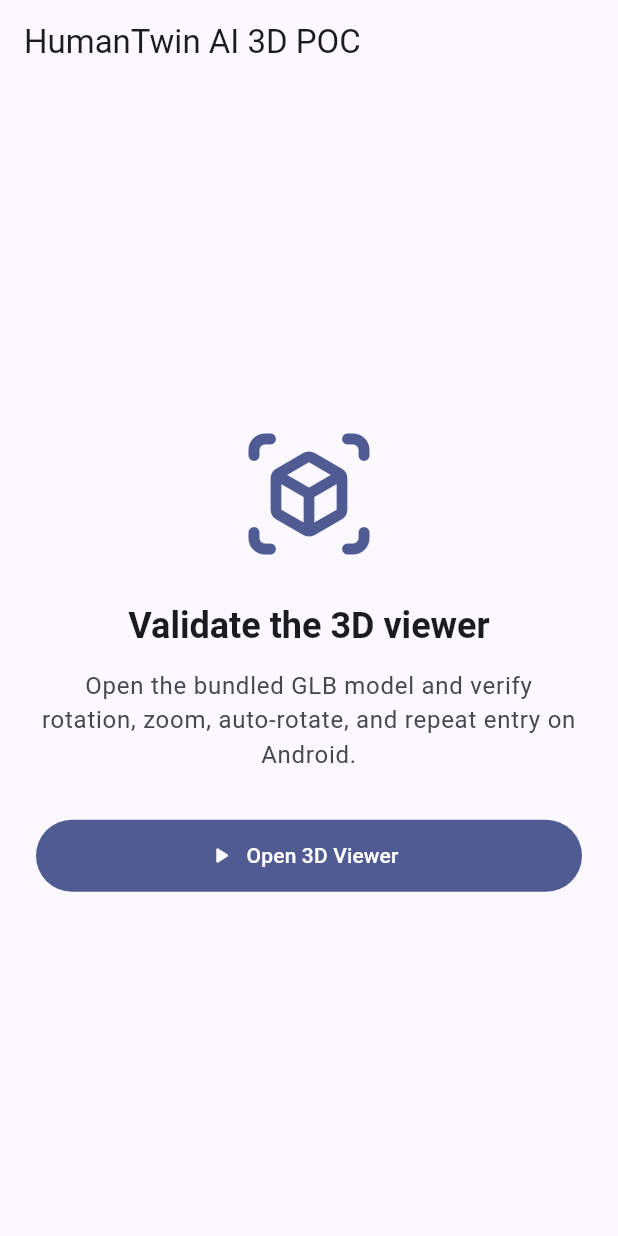
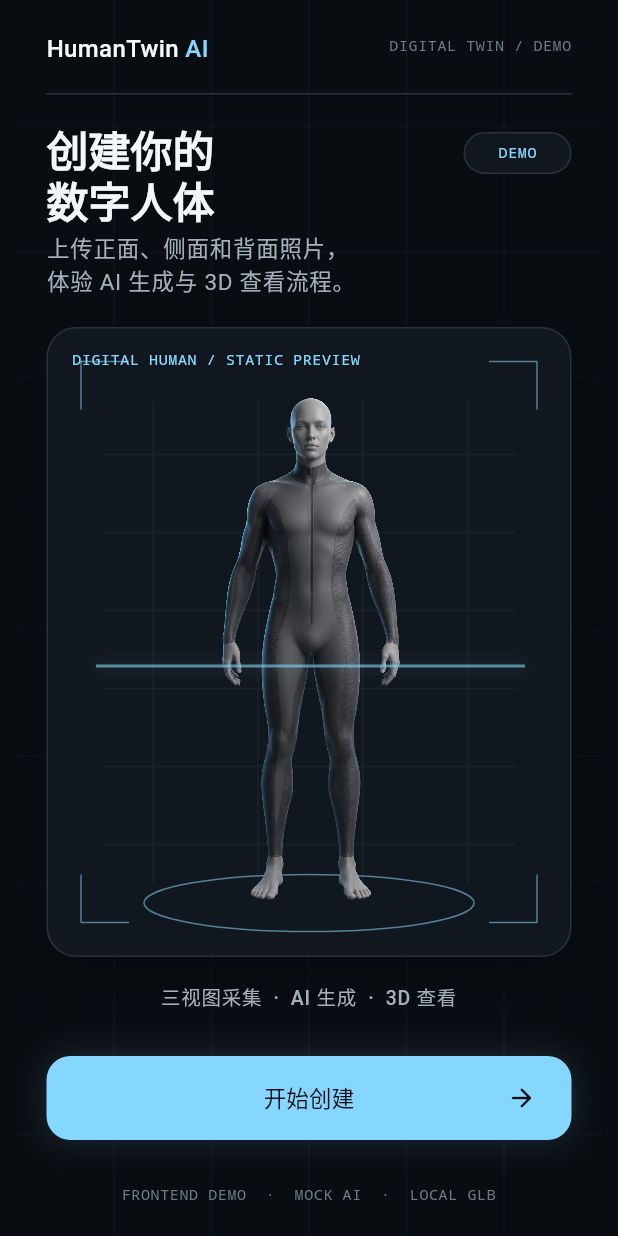
Before and after one commit to HumanTwinAI-123/HumanTwin-AI, a Flutter app: the screen it shows after launch, on a phone screen of 412 x 824 dp. Run offline on Flutter 3.47's test engine with Material 3 defaults, Android fonts, the phone set to English and light mode, and no system bars; our stand-ins replace flutter_riverpod, go_router; missing offline and left inert: model_viewer_plus.

Commit message:
feat: deliver Day 2 home shell

```diff
--- /dev/null
+++ b/lib/app/app.dart
@@ -0,0 +1,40 @@
+import 'package:flutter/material.dart';
+import 'package:go_router/go_router.dart';
+
+import '../features/capture/photo_guide_screen.dart';
+import '../features/home/home_screen.dart';
+import 'theme/app_theme.dart';
+
+GoRouter createAppRouter() {
+  return GoRouter(
+    routes: <RouteBase>[
+      GoRoute(
+        path: '/',
+        builder: (BuildContext context, GoRouterState state) =>
+            const HomeScreen(),
+      ),
+      GoRoute(
+        path: '/photo-guide',
+        builder: (BuildContext context, GoRouterState state) =>
+            const PhotoGuideScreen(),
+      ),
+    ],
+  );
+}
+
+class HumanTwinApp extends StatelessWidget {
+  HumanTwinApp({super.key, GoRouter? router})
+    : router = router ?? createAppRouter();
+
+  final GoRouter router;
+
+  @override
+  Widget build(BuildContext context) {
+    return MaterialApp.router(
+      title: 'HumanTwin AI',
+      debugShowCheckedModeBanner: false,
+      theme: AppTheme.dark,
+      routerConfig: router,
+    );
+  }
+}
--- /dev/null
+++ b/lib/app/theme/app_theme.dart
@@ -0,0 +1,101 @@
+import 'package:flutter/material.dart';
+
+abstract final class AppColors {
+  static const Color background = Color(0xFF090D12);
+  static const Color surface1 = Color(0xFF11171E);
+  static const Color surface2 = Color(0xFF171F28);
+  static const Color borderSubtle = Color(0xFF29333E);
+  static const Color accentPrimary = Color(0xFF86D7FF);
+  static const Color accentPressed = Color(0xFF68C8F5);
+  static const Color textPrimary = Color(0xFFF4F7FA);
+  static const Color textSecondary = Color(0xFFA3AFBC);
+  static const Color textTertiary = Color(0xFF6F7B87);
+  static const Color success = Color(0xFF7ED6B4);
+  static const Color error = Color(0xFFFF8D8D);
+}
+
+abstract final class AppSpacing {
+  static const double xs = 4;
+  static const double sm = 8;
+  static const double md = 12;
+  static const double lg = 16;
+  static const double page = 20;
+  static const double xl = 24;
+  static const double xxl = 32;
+}
+
+abstract final class AppRadii {
+  static const double small = 12;
+  static const double medium = 16;
+  static const double large = 20;
+  static const double full = 999;
+}
+
+abstract final class AppTheme {
+  static ThemeData get dark {
+    const ColorScheme scheme = ColorScheme.dark(
+      primary: AppColors.accentPrimary,
+      onPrimary: AppColors.background,
+      secondary: AppColors.accentPrimary,
+      onSecondary: AppColors.background,
+      error: AppColors.error,
+      onError: AppColors.background,
+      surface: AppColors.surface1,
+      onSurface: AppColors.textPrimary,
+      onSurfaceVariant: AppColors.textSecondary,
+      outline: AppColors.borderSubtle,
+    );
+
+    return ThemeData(
+      useMaterial3: true,
+      brightness: Brightness.dark,
+      colorScheme: scheme,
+      scaffoldBackgroundColor: AppColors.background,
+      splashFactory: InkSparkle.splashFactory,
+      textTheme: const TextTheme(
+        headlineMedium: TextStyle(
+          color: AppColors.textPrimary,
+          fontSize: 28,
+          height: 34 / 28,
+          fontWeight: FontWeight.w600,
+        ),
+        titleLarge: TextStyle(
+          color: AppColors.textPrimary,
+          fontSize: 22,
+          height: 28 / 22,
+          fontWeight: FontWeight.w600,
+        ),
+        titleMedium: TextStyle(
+          color: AppColors.textPrimary,
+          fontSize: 18,
+          height: 24 / 18,
+          fontWeight: FontWeight.w600,
+        ),
+        bodyLarge: TextStyle(
+          color: AppColors.textSecondary,
+          fontSize: 15,
+          height: 22 / 15,
+          fontWeight: FontWeight.w400,
+        ),
+        labelLarge: TextStyle(
+          color: AppColors.textPrimary,
+          fontSize: 15,
+          height: 22 / 15,
+          fontWeight: FontWeight.w500,
+        ),
+        labelMedium: TextStyle(
+          color: AppColors.textSecondary,
+          fontSize: 13,
+          height: 18 / 13,
+          fontWeight: FontWeight.w500,
+        ),
+        bodySmall: TextStyle(
+          color: AppColors.textTertiary,
+          fontSize: 12,
+          height: 16 / 12,
+          fontWeight: FontWeight.w400,
+        ),
+      ),
+    );
+  }
+}
--- /dev/null
+++ b/lib/features/capture/photo_guide_screen.dart
@@ -0,0 +1,84 @@
+import 'package:flutter/material.dart';
+import 'package:go_router/go_router.dart';
+
+import '../../app/theme/app_theme.dart';
+
+class PhotoGuideScreen extends StatelessWidget {
+  const PhotoGuideScreen({super.key});
+
+  @override
+  Widget build(BuildContext context) {
+    return Scaffold(
+      body: SafeArea(
+        child: Padding(
+          padding: const EdgeInsets.all(AppSpacing.page),
+          child: Column(
+            crossAxisAlignment: CrossAxisAlignment.start,
+            children: <Widget>[
+              IconButton(
+                tooltip: '返回',
+                onPressed: context.pop,
+                icon: const Icon(Icons.arrow_back_rounded),
+              ),
+              const SizedBox(height: AppSpacing.xl),
+              Text('拍摄说明', style: Theme.of(context).textTheme.headlineMedium),
+              const SizedBox(height: AppSpacing.sm),
+              const Text(
+                'PHOTO GUIDE / DAY 3',
+                style: TextStyle(
+                  color: AppColors.textTertiary,
+                  fontFamily: 'monospace',
+                  fontSize: 10,
+                  height: 1.4,
+                  letterSpacing: 0.4,
+                  fontWeight: FontWeight.w500,
+                ),
+              ),
+              const Spacer(),
+              Container(
+                width: double.infinity,
+                padding: const EdgeInsets.all(AppSpacing.xl),
+                decoration: BoxDecoration(
+                  color: AppColors.surface1,
+                  border: Border.all(color: AppColors.borderSubtle),
+                  borderRadius: BorderRadius.circular(AppRadii.large),
+                ),
+                child: const Column(
+                  children: <Widget>[
+                    Icon(
+                      Icons.photo_camera_outlined,
+                      color: AppColors.accentPrimary,
+                      size: 40,
+                    ),
+                    SizedBox(height: AppSpacing.lg),
+                    Text(
+                      'Photo Guide 将在 Day 3 完成',
+                      textAlign: TextAlign.center,
+                      style: TextStyle(
+                        color: AppColors.textPrimary,
+                        fontSize: 18,
+                        height: 24 / 18,
+                        fontWeight: FontWeight.w600,
+                      ),
+                    ),
+                    SizedBox(height: AppSpacing.sm),
+                    Text(
+                      '本页仅用于验证 Day 2 路由闭环。',
+                      textAlign: TextAlign.center,
+                      style: TextStyle(
+                        color: AppColors.textSecondary,
+                        fontSize: 13,
+                        height: 18 / 13,
+                      ),
+                    ),
+                  ],
+                ),
+              ),
+              const Spacer(flex: 2),
+            ],
+          ),
+        ),
+      ),
+    );
+  }
+}
--- /dev/null
+++ b/lib/features/home/home_screen.dart
@@ -0,0 +1,413 @@
+import 'package:flutter/material.dart';
+import 'package:go_router/go_router.dart';
+
+import '../../app/theme/app_theme.dart';
+
+class HomeScreen extends StatelessWidget {
+  const HomeScreen({super.key});
+
+  static const Size designSize = Size(390, 844);
+
+  @override
+  Widget build(BuildContext context) {
+    return Scaffold(
+      body: ColoredBox(
+        color: AppColors.background,
+        child: SafeArea(
+          child: LayoutBuilder(
+            builder: (BuildContext context, BoxConstraints constraints) {
+              final double canvasWidth = constraints.maxWidth.clamp(
+                0,
+                designSize.width,
+              );
+              final double scale = canvasWidth / designSize.width;
+
+              return SingleChildScrollView(
+                child: Center(
+                  child: SizedBox(
+                    width: canvasWidth,
+                    height: designSize.height * scale,
+                    child: FittedBox(
+                      fit: BoxFit.fill,
+                      child: SizedBox.fromSize(
+                        size: designSize,
+                        child: const _HomeCanvas(),
+                      ),
+                    ),
+                  ),
+                ),
+              );
+            },
+          ),
+        ),
+      ),
+    );
+  }
+}
+
+class _HomeCanvas extends StatelessWidget {
+  const _HomeCanvas();
+
+  @override
+  Widget build(BuildContext context) {
+    return Stack(
+      children: <Widget>[
+        const Positioned.fill(
+          child: CustomPaint(painter: _SpatialGridPainter()),
+        ),
+        const Positioned(left: 20, top: 22, child: _Brand()),
+        const Positioned(
+          right: 20,
+          top: 24,
+          child: _MicroLabel('DIGITAL TWIN / DEMO'),
+        ),
+        const Positioned(
+          left: 20,
+          right: 20,
+          top: 62,
+          child: Divider(
+            height: 1,
+            thickness: 1,
+            color: AppColors.borderSubtle,
+          ),
+        ),
+        Positioned(
+          left: 20,
+          top: 82,
+          child: SizedBox(
+            width: 240,
+            height: 68,
+            child: Text(
+              '创建你的\n数字人体',
+              style: Theme.of(context).textTheme.headlineMedium,
+            ),
+          ),
+        ),
+        Positioned(
+          left: 20,
+          top: 154,
+          child: SizedBox(
+            width: 330,
+            height: 48,
+            child: Text(
+              '上传正面、侧面和背面照片，\n体验 AI 生成与 3D 查看流程。',
+              style: Theme.of(context).textTheme.bodyLarge,
+            ),
+          ),
+        ),
+        const Positioned(right: 20, top: 88, child: _DemoBadge()),
+        const Positioned(left: 20, top: 218, child: _DigitalHumanHero()),
+        Positioned(
+          left: 20,
+          top: 656,
+          child: SizedBox(
+            width: 350,
+            height: 20,
+            child: Text(
+              '三视图采集  ·  AI 生成  ·  3D 查看',
+              textAlign: TextAlign.center,
+              style: Theme.of(context).textTheme.labelMedium,
+            ),
+          ),
+        ),
+        Positioned(
+          left: 20,
+          top: 704,
+          child: _PrimaryButton(onPressed: () => context.push('/photo-guide')),
+        ),
+        const Positioned(
+          left: 20,
+          top: 790,
+          child: SizedBox(
+            width: 350,
+            child: _MicroLabel(
+              'FRONTEND DEMO  ·  MOCK AI  ·  LOCAL GLB',
+              textAlign: TextAlign.center,
+            ),
+          ),
+        ),
+      ],
+    );
+  }
+}
+
+class _Brand extends StatelessWidget {
+  const _Brand();
+
+  @override
+  Widget build(BuildContext context) {
+    return const Text.rich(
+      TextSpan(
+        children: <InlineSpan>[
+          TextSpan(
+            text: 'HumanTwin',
+            style: TextStyle(color: AppColors.textPrimary),
+          ),
+          TextSpan(
+            text: ' AI',
+            style: TextStyle(color: AppColors.accentPrimary),
+          ),
+        ],
+      ),
+      style: TextStyle(
+        fontSize: 16,
+        height: 22 / 16,
+        fontWeight: FontWeight.w500,
+      ),
+    );
+  }
+}
+
+class _MicroLabel extends StatelessWidget {
+  const _MicroLabel(this.text, {this.textAlign = TextAlign.right});
+
+  final String text;
+  final TextAlign textAlign;
+
+  @override
+  Widget build(BuildContext context) {
+    return Text(
+      text,
+      textAlign: textAlign,
+      style: const TextStyle(
+        color: AppColors.textTertiary,
+        fontFamily: 'monospace',
+        fontSize: 10,
+        height: 1.4,
+        letterSpacing: 0.4,
+        fontWeight: FontWeight.w500,
+      ),
+    );
+  }
+}
+
+class _DemoBadge extends StatelessWidget {
+  const _DemoBadge();
+
+  @override
+  Widget build(BuildContext context) {
+    return Container(
+      width: 72,
+      height: 28,
+      alignment: Alignment.center,
+      decoration: BoxDecoration(
+        color: AppColors.surface1,
+        border: Border.all(color: AppColors.borderSubtle),
+        borderRadius: BorderRadius.circular(AppRadii.full),
+      ),
+      child: const Text(
+        'DEMO',
+        style: TextStyle(
+          color: AppColors.accentPrimary,
+          fontFamily: 'monospace',
+          fontSize: 10,
+          height: 1.4,
+          letterSpacing: 0.4,
+          fontWeight: FontWeight.w500,
+        ),
+      ),
+    );
+  }
+}
+
+class _DigitalHumanHero extends StatelessWidget {
+  const _DigitalHumanHero();
+
+  @override
+  Widget build(BuildContext context) {
+    return Container(
+      width: 350,
+      height: 420,
+      clipBehavior: Clip.antiAlias,
+      decoration: BoxDecoration(
+        color: AppColors.surface1,
+        border: Border.all(color: AppColors.borderSubtle),
+        borderRadius: BorderRadius.circular(AppRadii.large),
+        boxShadow: const <BoxShadow>[
+          BoxShadow(
+            color: Color(0x42000000),
+            offset: Offset(0, 14),
+            blurRadius: 32,
+          ),
+        ],
+      ),
+      child: Stack(
+        children: <Widget>[
+          const Positioned.fill(
+            child: CustomPaint(painter: _HeroGridPainter()),
+          ),
+          Positioned(
+            key: const ValueKey<String>('digital-human-static-hero'),
+            left: 61,
+            top: 34,
+            width: 228,
+            height: 360,
+            child: Image.asset(
+              'assets/images/digital_human_hero.png',
+              fit: BoxFit.contain,
+              filterQuality: FilterQuality.high,
+              semanticLabel: '数字人体静态预览',
+            ),
+          ),
+          const Positioned(
+            left: 16,
+            top: 14,
+            child: Text(
+              'DIGITAL HUMAN / STATIC PREVIEW',
+              style: TextStyle(
+                color: AppColors.accentPrimary,
+                fontFamily: 'monospace',
+                fontSize: 10,
+                height: 1.4,
+                letterSpacing: 0.4,
+                fontWeight: FontWeight.w500,
+              ),
+            ),
+          ),
+          Positioned(
+            left: 32,
+            top: 224,
+            child: Container(
+              width: 286,
+              height: 2,
+              decoration: const BoxDecoration(
+                color: Color(0x9686D7FF),
+                boxShadow: <BoxShadow>[
+                  BoxShadow(color: Color(0x4786D7FF), blurRadius: 8),
+                ],
+              ),
+            ),
+          ),
+        ],
+      ),
+    );
+  }
+}
+
+class _PrimaryButton extends StatelessWidget {
+  const _PrimaryButton({required this.onPressed});
+
+  final VoidCallback onPressed;
+
+  @override
+  Widget build(BuildContext context) {
+    return DecoratedBox(
+      decoration: const BoxDecoration(
+        borderRadius: BorderRadius.all(Radius.circular(AppRadii.medium)),
+        boxShadow: <BoxShadow>[
+          BoxShadow(color: Color(0x2986D7FF), blurRadius: 18),
+        ],
+      ),
+      child: SizedBox(
+        width: 350,
+        height: 56,
+        child: FilledButton(
+          onPressed: onPressed,
+          style: ButtonStyle(
+            backgroundColor: WidgetStateProperty.resolveWith<Color>(
+              (Set<WidgetState> states) => states.contains(WidgetState.pressed)
+                  ? AppColors.accentPressed
+                  : AppColors.accentPrimary,
+            ),
+            foregroundColor: const WidgetStatePropertyAll<Color>(
+              AppColors.background,
+            ),
+            shape: WidgetStatePropertyAll<RoundedRectangleBorder>(
+              RoundedRectangleBorder(
+                borderRadius: BorderRadius.circular(AppRadii.medium),
+              ),
+            ),
+          ),
+          child: const Row(
+            mainAxisAlignment: MainAxisAlignment.center,
+            children: <Widget>[
+              SizedBox(width: 20),
+              Expanded(child: Text('开始创建', textAlign: TextAlign.center)),
+              Icon(Icons.arrow_forward_rounded, size: 20),
+            ],
+          ),
+        ),
+      ),
+    );
+  }
+}
+
+class _SpatialGridPainter extends CustomPainter {
+  const _SpatialGridPainter();
+
+  @override
+  void paint(Canvas canvas, Size size) {
+    final Paint paint = Paint()
+      ..color = AppColors.borderSubtle.withValues(alpha: 0.18)
+      ..strokeWidth = 1;
+    for (double x = 65; x < size.width; x += 65) {
+      canvas.drawLine(Offset(x, 0), Offset(x, size.height), paint);
+    }
+    for (double y = 84; y < size.height; y += 84) {
+      canvas.drawLine(Offset(0, y), Offset(size.width, y), paint);
+    }
+  }
+
+  @override
+  bool shouldRepaint(covariant CustomPainter oldDelegate) => false;
+}
+
+class _HeroGridPainter extends CustomPainter {
+  const _HeroGridPainter();
+
+  @override
+  void paint(Canvas canvas, Size size) {
+    final Paint grid = Paint()
+      ..color = AppColors.borderSubtle.withValues(alpha: 0.34)
+      ..strokeWidth = 1;
+    for (double x = 70; x < size.width; x += 70) {
+      canvas.drawLine(Offset(x, 48), Offset(x, size.height - 48), grid);
+    }
+    for (double y = 84; y < size.height - 40; y += 52) {
+      canvas.drawLine(Offset(36, y), Offset(size.width - 36, y), grid);
+    }
+
+    final Paint accent = Paint()
+      ..color = AppColors.accentPrimary.withValues(alpha: 0.55)
+      ..style = PaintingStyle.stroke
+      ..strokeWidth = 1;
+    canvas.drawOval(
+      Rect.fromCenter(
+        center: Offset(size.width / 2, size.height - 35),
+        width: 220,
+        height: 38,
+      ),
+      accent,
+    );
+    const double edge = 22;
+    for (final (Offset start, Offset middle, Offset end)
+        in <(Offset, Offset, Offset)>[
+          (
+            const Offset(edge, 54),
+            const Offset(edge, edge),
+            const Offset(54, edge),
+          ),
+          (
+            Offset(size.width - 54, edge),
+            Offset(size.width - edge, edge),
+            Offset(size.width - edge, 54),
+          ),
+          (
+            Offset(edge, size.height - 54),
+            Offset(edge, size.height - edge),
+            Offset(54, size.height - edge),
+          ),
+          (
+            Offset(size.width - 54, size.height - edge),
+            Offset(size.width - edge, size.height - edge),
+            Offset(size.width - edge, size.height - 54),
+          ),
+        ]) {
+      canvas.drawLine(start, middle, accent);
+      canvas.drawLine(middle, end, accent);
+    }
+  }
+
+  @override
+  bool shouldRepaint(covariant CustomPainter oldDelegate) => false;
+}
--- a/lib/main.dart
+++ b/lib/main.dart
@@ -1,10 +1,18 @@
+import 'dart:async';
+
 import 'package:flutter/material.dart';
+import 'package:flutter/services.dart';
+import 'package:flutter_riverpod/flutter_riverpod.dart';
 import 'package:model_viewer_plus/model_viewer_plus.dart';
+
+import 'app/app.dart';
 
 typedef ModelViewerBuilder = Widget Function();
 
 void main() {
-  runApp(const HumanTwinPocApp());
+  WidgetsFlutterBinding.ensureInitialized();
+  unawaited(SystemChrome.setEnabledSystemUIMode(SystemUiMode.immersiveSticky));
+  runApp(ProviderScope(child: HumanTwinApp()));
 }
 
 class HumanTwinPocApp extends StatelessWidget {
--- a/pubspec.yaml
+++ b/pubspec.yaml
@@ -9,6 +9,9 @@ environment:
 dependencies:
   flutter:
     sdk: flutter
+  flutter_riverpod: 3.3.2
+  go_router: 17.3.0
+  image_picker: 1.2.3
   model_viewer_plus: ^1.10.0
 
 dev_dependencies:
@@ -19,4 +22,5 @@ dev_dependencies:
 flutter:
   uses-material-design: true
   assets:
+    - assets/images/digital_human_hero.png
     - assets/models/human_demo.glb
```
Also changed, not shown: assets/images/digital_human_hero.png (added), docs/evidence/day-2/home-android-390x844.png (added), docs/evidence/day-2/home-figma-390x844.png (added), docs/evidence/day-2/home-figma-vs-android.png (added), pubspec.lock, 1 other file.
